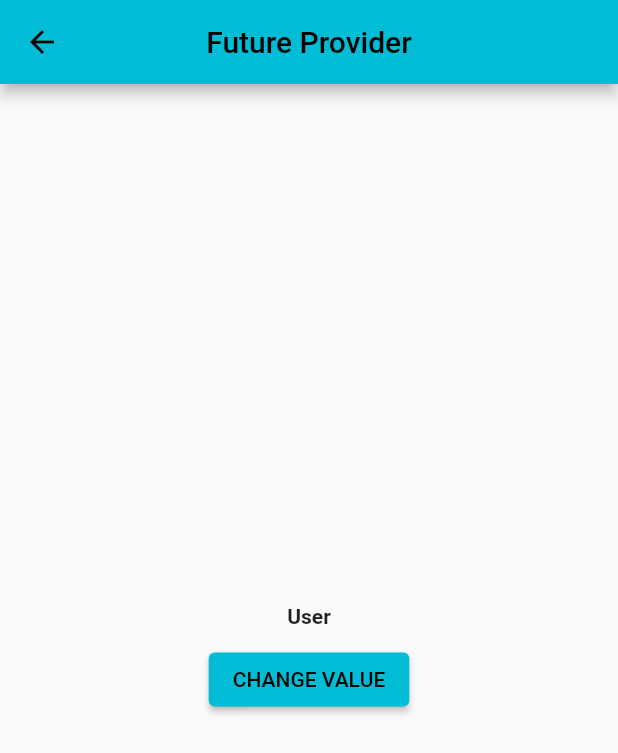
After one commit to ShazanShaikh18/Provider_Flutter, a Flutter app: the HomeScreen screen opened directly, on a phone screen of 412 x 824 dp. The commit adds this screen. Shown: the top 753 px of the screen. Run offline on Flutter 3.47's test engine with Material 2 defaults, Android fonts, the phone set to English and light mode, and no system bars.

Commit message:
ChangeNotifierProvider and Future Provider Project

```diff
--- /dev/null
+++ b/lib/future_provider.dart
@@ -0,0 +1,148 @@
+// // Future Provider
+
+// import 'package:flutter/material.dart';
+// import 'package:provider/provider.dart';
+
+// import 'main.dart';
+
+// class HomeScreen extends StatefulWidget {
+//   const HomeScreen({super.key});
+
+//   @override
+//   State<HomeScreen> createState() => _HomeScreenState();
+// }
+
+// class _HomeScreenState extends State<HomeScreen> {
+//   @override
+//   Widget build(BuildContext context) {
+//     return FutureProvider(
+//         initialData: MyModel(Username: "User"),
+//         create: (BuildContext context) => GetModel(),
+//         child: Scaffold(
+//           appBar: AppBar(
+//             title: const Text('Future Provider'),
+//             centerTitle: true,
+//           ),
+//           body: Center(
+//             child: Column(
+//               mainAxisAlignment: MainAxisAlignment.center,
+//               children: [
+//                 Container(
+//                   child: Consumer<MyModel>(
+//                     builder: (context, MyModel, child) {
+//                       return Text("${MyModel.Username}");
+//                     },
+//                   ),
+//                 ),
+//                 const SizedBox(
+//                   height: 15,
+//                 ),
+//                 Container(
+//                   child: Consumer<MyModel>(
+//                     builder: (context, MyModel, child) {
+//                       return ElevatedButton(
+//                           style: const ButtonStyle(
+//                               backgroundColor:
+//                                   MaterialStatePropertyAll(Colors.teal)),
+//                           onPressed: () {
+//                             MyModel.doSomething();
+//                           },
+//                           child: const Text(
+//                             "CHANGE VALUE",
+//                             style: TextStyle(color: Colors.white),
+//                           ));
+//                     },
+//                   ),
+//                 ),
+//               ],
+//             ),
+//           ),
+//         ));
+//   }
+// }
+
+// Future<MyModel> GetModel() async {
+//   await Future.delayed(Duration(seconds: 3));
+//   return MyModel(Username: 'User');
+// }
+
+// class MyModel {
+//   String Username;
+
+//   MyModel({required this.Username});
+
+//   Future<void> doSomething() async {
+//     await Future.delayed(Duration(seconds: 2));
+//     Username = 'Royal';
+
+//     print(Username);
+//   }
+// }
+// Future Provider
+import 'package:flutter/material.dart';
+import 'package:provider/provider.dart';
+import 'package:provider_flutter/main.dart';
+
+class HomeScreen extends StatefulWidget {
+  const HomeScreen({super.key});
+
+  @override
+  State<HomeScreen> createState() => _HomeScreenState();
+}
+
+class _HomeScreenState extends State<HomeScreen> {
+  @override
+  Widget build(BuildContext context) {
+    return FutureProvider<MyModel>(
+      initialData: MyModel(Username: 'User'),
+      create: (BuildContext context) => GetModel(),
+      child: Scaffold(
+        appBar: AppBar(
+          title: const Text('Future Provider'),
+          centerTitle: true,
+        ),
+        body: Center(
+          child: Column(
+            mainAxisAlignment: MainAxisAlignment.center,
+            children: [
+              Container(
+                child: Consumer<MyModel>(
+                  builder: (context, MyModel, child) {
+                    return Text('${MyModel.Username}', style: TextStyle(fontWeight: FontWeight.bold),);
+                  },
+                ),
+              ),
+              SizedBox(height: 10),
+              Container(child: Consumer<MyModel>(
+                builder: (context, MyModel, child) {
+                  return ElevatedButton(
+                      onPressed: () => MyModel.doSomething(),
+                      child: const Text('CHANGE VALUE'));
+                },
+              ))
+            ],
+          ),
+        ),
+      ),
+    );
+  }
+}
+
+Future<MyModel> GetModel() async {
+  Future.delayed(const Duration(seconds: 3));
+  return MyModel(Username: 'User');
+}
+
+class MyModel {
+  String Username;
+
+  MyModel({required this.Username});
+
+  Future<void> doSomething() async {
+    await Future.delayed(const Duration(seconds: 4));
+
+    Username = 'Royal';
+
+    print(Username);
+  }
+}
```
Also changed, not shown: lib/main.dart (+11 -8 lines), pubspec.lock, 1 other file.
